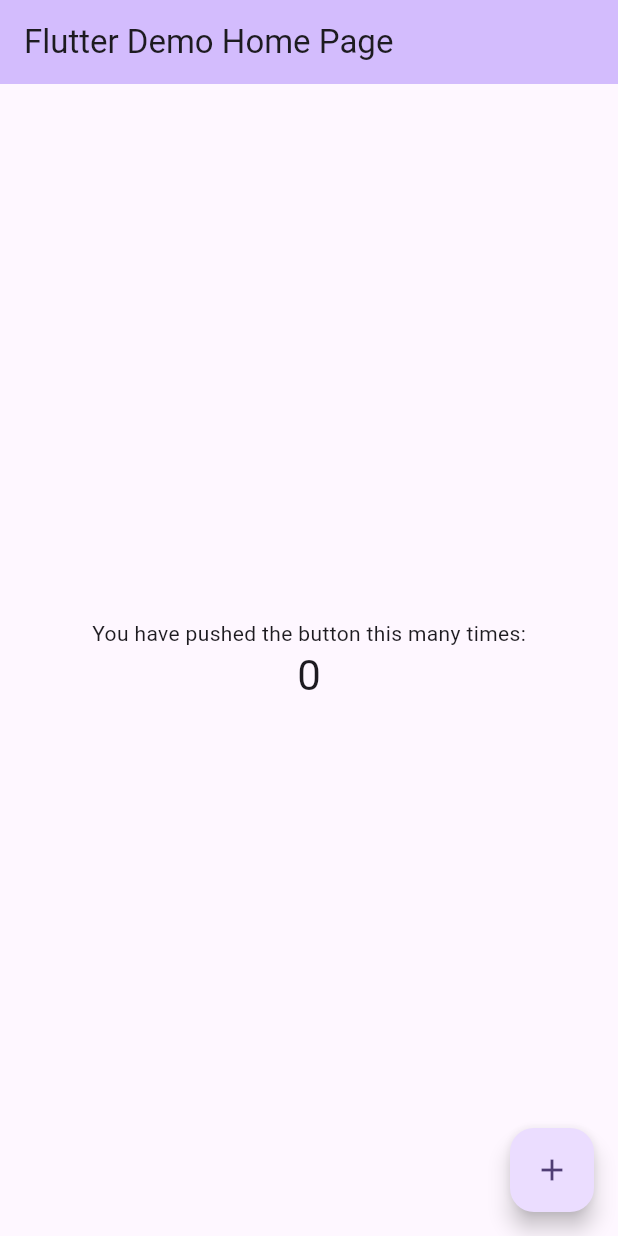
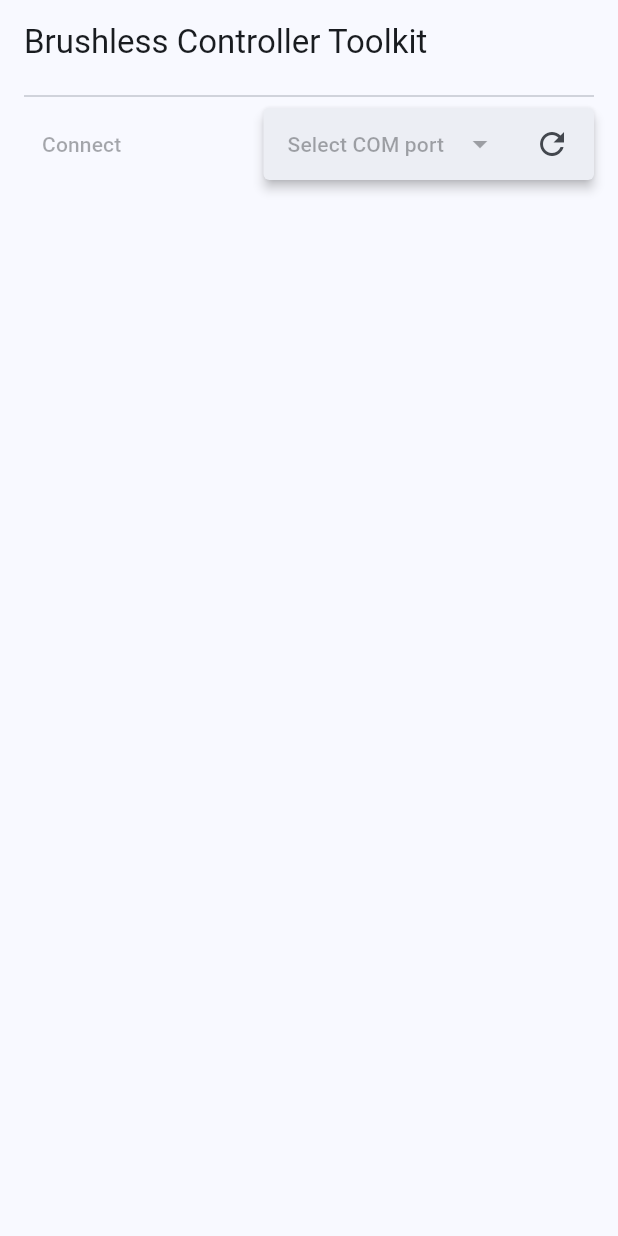
Before and after one commit to Keyrim/brushless-controller, a Flutter app: the screen it shows after launch, on a phone screen of 412 x 824 dp. Run offline on Flutter 3.47's test engine with Material 3 defaults, Android fonts, the phone set to English and light mode, and no system bars; our stand-ins replace equatable, flutter_bloc; missing offline and left inert: flutter_libserialport.

Commit message:
add a main bloc with some basic serial functions

```diff
--- a/brushless_controller_toolkit/lib/main.dart
+++ b/brushless_controller_toolkit/lib/main.dart
@@ -1,3 +1,4 @@
+import 'package:brushless_controller_toolkit/main/main_page.dart';
 import 'package:flutter/material.dart';
 
 void main() {
@@ -5,121 +6,28 @@
 }
 
 class MyApp extends StatelessWidget {
+  static const Color _color = Colors.blue;
   const MyApp({super.key});
 
   // This widget is the root of your application.
   @override
   Widget build(BuildContext context) {
     return MaterialApp(
-      title: 'Flutter Demo',
+      title: 'Brushless Controller Toolkit',
       theme: ThemeData(
-        // This is the theme of your application.
-        //
-        // TRY THIS: Try running your application with "flutter run". You'll see
-        // the application has a purple toolbar. Then, without quitting the app,
-        // try changing the seedColor in the colorScheme below to Colors.green
-        // and then invoke "hot reload" (save your changes or press the "hot
-        // reload" button in a Flutter-supported IDE, or press "r" if you used
-        // the command line to start the app).
-        //
-        // Notice that the counter didn't reset back to zero; the application
-        // state is not lost during the reload. To reset the state, use hot
-        // restart instead.
-        //
-        // This works for code too, not just values: Most code changes can be
-        // tested with just a hot reload.
-        colorScheme: ColorScheme.fromSeed(seedColor: Colors.deepPurple),
-        useMaterial3: true,
+        colorScheme: ColorScheme.fromSeed(
+          seedColor: _color,
+          brightness: Brightness.light,
+        ),
       ),
-      home: const MyHomePage(title: 'Flutter Demo Home Page'),
+      darkTheme: ThemeData(
+        colorScheme: ColorScheme.fromSeed(
+          seedColor: _color,
+          brightness: Brightness.dark,
+        ),
+      ),
+      themeMode: ThemeMode.system,
+      home: const MainPage(),
     );
   }
 }
-
-class MyHomePage extends StatefulWidget {
-  const MyHomePage({super.key, required this.title});
-
-  // This widget is the home page of your application. It is stateful, meaning
-  // that it has a State object (defined below) that contains fields that affect
-  // how it looks.
-
-  // This class is the configuration for the state. It holds the values (in this
-  // case the title) provided by the parent (in this case the App widget) and
-  // used by the build method of the State. Fields in a Widget subclass are
-  // always marked "final".
-
-  final String title;
-
-  @override
-  State<MyHomePage> createState() => _MyHomePageState();
-}
-
-class _MyHomePageState extends State<MyHomePage> {
-  int _counter = 0;
-
-  void _incrementCounter() {
-    setState(() {
-      // This call to setState tells the Flutter framework that something has
-      // changed in this State, which causes it to rerun the build method below
-      // so that the display can reflect the updated values. If we changed
-      // _counter without calling setState(), then the build method would not be
-      // called again, and so nothing would appear to happen.
-      _counter++;
-    });
-  }
-
-  @override
-  Widget build(BuildContext context) {
-    // This method is rerun every time setState is called, for instance as done
-    // by the _incrementCounter method above.
-    //
-    // The Flutter framework has been optimized to make rerunning build methods
-    // fast, so that you can just rebuild anything that needs updating rather
-    // than having to individually change instances of widgets.
-    return Scaffold(
-      appBar: AppBar(
-        // TRY THIS: Try changing the color here to a specific color (to
-        // Colors.amber, perhaps?) and trigger a hot reload to see the AppBar
-        // change color while the other colors stay the same.
-        backgroundColor: Theme.of(context).colorScheme.inversePrimary,
-        // Here we take the value from the MyHomePage object that was created by
-        // the App.build method, and use it to set our appbar title.
-        title: Text(widget.title),
-      ),
-      body: Center(
-        // Center is a layout widget. It takes a single child and positions it
-        // in the middle of the parent.
-        child: Column(
-          // Column is also a layout widget. It takes a list of children and
-          // arranges them vertically. By default, it sizes itself to fit its
-          // children horizontally, and tries to be as tall as its parent.
-          //
-          // Column has various properties to control how it sizes itself and
-          // how it positions its children. Here we use mainAxisAlignment to
-          // center the children vertically; the main axis here is the vertical
-          // axis because Columns are vertical (the cross axis would be
-          // horizontal).
-          //
-          // TRY THIS: Invoke "debug painting" (choose the "Toggle Debug Paint"
-          // action in the IDE, or press "p" in the console), to see the
-          // wireframe for each widget.
-          mainAxisAlignment: MainAxisAlignment.center,
-          children: <Widget>[
-            const Text(
-              'You have pushed the button this many times:',
-            ),
-            Text(
-              '$_counter',
-              style: Theme.of(context).textTheme.headlineMedium,
-            ),
-          ],
-        ),
-      ),
-      floatingActionButton: FloatingActionButton(
-        onPressed: _incrementCounter,
-        tooltip: 'Increment',
-        child: const Icon(Icons.add),
-      ), // This trailing comma makes auto-formatting nicer for build methods.
-    );
-  }
-}
--- /dev/null
+++ b/brushless_controller_toolkit/lib/main/main_bloc.dart
@@ -0,0 +1,60 @@
+import 'package:brushless_controller_toolkit/main/main_event.dart';
+import 'package:brushless_controller_toolkit/main/main_state.dart';
+import 'package:flutter_bloc/flutter_bloc.dart';
+import 'package:flutter_libserialport/flutter_libserialport.dart';
+
+class MainBloc extends Bloc<MainEvent, MainState> {
+  MainBloc() : super(const MainState.initial()) {
+    on<MainEventSearchComPort>(_onSearchComPort);
+    on<MainEventSelectComPort>(_onSelectComPort);
+    on<MainEventConnect>(_onConnect);
+
+    // Load the list of available COM ports
+    add(const MainEventSearchComPort());
+  }
+
+  Future<void> _onSearchComPort(
+    MainEventSearchComPort event,
+    Emitter<MainState> emit,
+  ) async {
+    emit(state.copyWithLoading());
+
+    // Get the list of available COM ports
+    final serialPortNames = SerialPort.availablePorts;
+    final serialPorts = serialPortNames
+        .map(
+          (name) => SerialPort(name),
+        )
+        .toList();
+
+    emit(state.copyWithComPorts(serialPorts));
+  }
+
+  Future<void> _onSelectComPort(
+    MainEventSelectComPort event,
+    Emitter<MainState> emit,
+  ) async {
+    emit(state.copyWithSelectedSerialPort(event.serialPort));
+  }
+
+  Future<void> _onConnect(
+    MainEventConnect event,
+    Emitter<MainState> emit,
+  ) async {
+    // Connect to the selected COM port
+    final serialPort = state.selectedSerialPort;
+    if (serialPort == null) {
+      return;
+    }
+
+    final isOpen = serialPort.open(
+      mode: SerialPortMode.readWrite,
+    );
+
+    // if(isOpen){
+    //   serialPort.read(bytes)
+    // }
+
+    emit(state.copyWithConnected(isOpen));
+  }
+}
--- /dev/null
+++ b/brushless_controller_toolkit/lib/main/main_event.dart
@@ -0,0 +1,34 @@
+import 'package:equatable/equatable.dart';
+import 'package:flutter/foundation.dart';
+import 'package:flutter_libserialport/flutter_libserialport.dart';
+
+class MainEvent extends Equatable {
+  const MainEvent();
+
+  @override
+  @mustCallSuper
+  List<Object?> get props => [];
+}
+
+/// Sent when we want to refresh the list of available COM ports
+class MainEventSearchComPort extends MainEvent {
+  const MainEventSearchComPort();
+}
+
+/// Sent when we want to select a COM port
+class MainEventSelectComPort extends MainEvent {
+  final SerialPort serialPort;
+
+  const MainEventSelectComPort(this.serialPort);
+
+  @override
+  List<Object?> get props => [
+        ...super.props,
+        serialPort,
+      ];
+}
+
+/// Sent when we want to connect to the selected COM port
+class MainEventConnect extends MainEvent {
+  const MainEventConnect();
+}
--- /dev/null
+++ b/brushless_controller_toolkit/lib/main/main_page.dart
@@ -0,0 +1,90 @@
+import 'package:brushless_controller_toolkit/main/main_bloc.dart';
+import 'package:brushless_controller_toolkit/main/main_event.dart';
+import 'package:brushless_controller_toolkit/main/main_state.dart';
+import 'package:flutter/material.dart';
+import 'package:flutter_bloc/flutter_bloc.dart';
+import 'package:flutter_libserialport/flutter_libserialport.dart';
+
+class MainPage extends StatelessWidget {
+  const MainPage({super.key});
+
+  @override
+  Widget build(BuildContext context) {
+    return BlocProvider(
+      create: (context) => MainBloc(),
+      child: BlocBuilder<MainBloc, MainState>(
+        builder: (context, state) {
+          final bloc = context.read<MainBloc>();
+          final theme = Theme.of(context);
+
+          return Scaffold(
+            appBar: AppBar(
+              title: const Text('Brushless Controller Toolkit'),
+            ),
+            body: Padding(
+              padding: const EdgeInsets.symmetric(horizontal: 16),
+              child: Column(
+                crossAxisAlignment: CrossAxisAlignment.start,
+                children: <Widget>[
+                  const Divider(),
+                  Row(
+                    children: [
+                      // Connect to the COM port
+                      TextButton(
+                        onPressed:
+                            state.selectedSerialPort == null || state.isLoading
+                                ? null
+                                : () {
+                                    bloc.add(const MainEventConnect());
+                                  },
+                        child: state.isConnected
+                            ? const Text('Disconnect')
+                            : const Text('Connect'),
+                      ),
+                      const Spacer(),
+                      MenuBar(
+                        children: [
+                          SubmenuButton(
+                            menuChildren: state.serialPorts
+                                .map((serialPort) => MenuItemButton(
+                                      child: Text(_serialPortName(serialPort)),
+                                      onPressed: () {
+                                        bloc.add(
+                                          MainEventSelectComPort(serialPort),
+                                        );
+                                      },
+                                    ))
+                                .toList(),
+                            trailingIcon: const Icon(Icons.arrow_drop_down),
+                            child: Text(
+                              state.selectedSerialPort == null
+                                  ? 'Select COM port'
+                                  : _serialPortName(state.selectedSerialPort!),
+                            ),
+                            onOpen: () => bloc.add(
+                              const MainEventSearchComPort(),
+                            ),
+                          ),
+                          // Refresh available COM ports
+                          IconButton(
+                            onPressed: () => bloc.add(
+                              const MainEventSearchComPort(),
+                            ),
+                            icon: const Icon(Icons.refresh),
+                          ),
+                        ],
+                      ),
+                    ],
+                  ),
+                ],
+              ),
+            ),
+          );
+        },
+      ),
+    );
+  }
+
+  static String _serialPortName(SerialPort serialPort) =>
+      "${serialPort.name} - ${serialPort.description}";
+}
--- /dev/null
+++ b/brushless_controller_toolkit/lib/main/main_state.dart
@@ -0,0 +1,73 @@
+import 'package:equatable/equatable.dart';
+import 'package:flutter_libserialport/flutter_libserialport.dart';
+
+class MainState extends Equatable {
+  /// True if this state is loading
+  final bool isLoading;
+
+  /// List of available COM ports
+  final List<SerialPort> serialPorts;
+
+  /// Current [SerialPort] selected
+  final SerialPort? selectedSerialPort;
+
+  /// True when connected to the selected COM port
+  final bool isConnected;
+
+  const MainState({
+    required this.isLoading,
+    required this.serialPorts,
+    required this.selectedSerialPort,
+    this.isConnected = false,
+  });
+
+  const MainState.initial()
+      : isLoading = false,
+        serialPorts = const [],
+        selectedSerialPort = null,
+        isConnected = false;
+
+  /// Creates a copy of this state with some fields updated
+  MainState copyWith({
+    bool? isLoading,
+    List<SerialPort>? serialPorts,
+    SerialPort? selectedSerialPort,
+    bool? isConnected,
+  }) =>
+      MainState(
+        isLoading: isLoading ?? this.isLoading,
+        serialPorts: serialPorts ?? this.serialPorts,
+        selectedSerialPort: selectedSerialPort ?? this.selectedSerialPort,
+        isConnected: isConnected ?? this.isConnected,
+      );
+
+  /// Create to loading state
+  MainState copyWithLoading() => copyWith(
+        isLoading: true,
+      );
+
+  /// Create a copy with the given COM ports
+  MainState copyWithComPorts(List<SerialPort> serialPorts) => copyWith(
+        serialPorts: serialPorts,
+        isLoading: false,
+      );
+
+  /// Create a copy with the given selected COM port
+  MainState copyWithSelectedSerialPort(SerialPort? selectedSerialPort) =>
+      copyWith(
+        selectedSerialPort: selectedSerialPort,
+      );
+
+  /// Create a copy with the given connection state
+  MainState copyWithConnected(bool isConnected) => copyWith(
+        isConnected: isConnected,
+      );
+
+  @override
+  List<Object?> get props => [
+        isLoading,
+        serialPorts,
+        selectedSerialPort,
+        isConnected,
+      ];
+}
```
Also changed, not shown: brushless_controller_toolkit/pubspec.yaml (+7 -0 lines), brushless_controller_toolkit/pubspec.lock, 4 other files.
